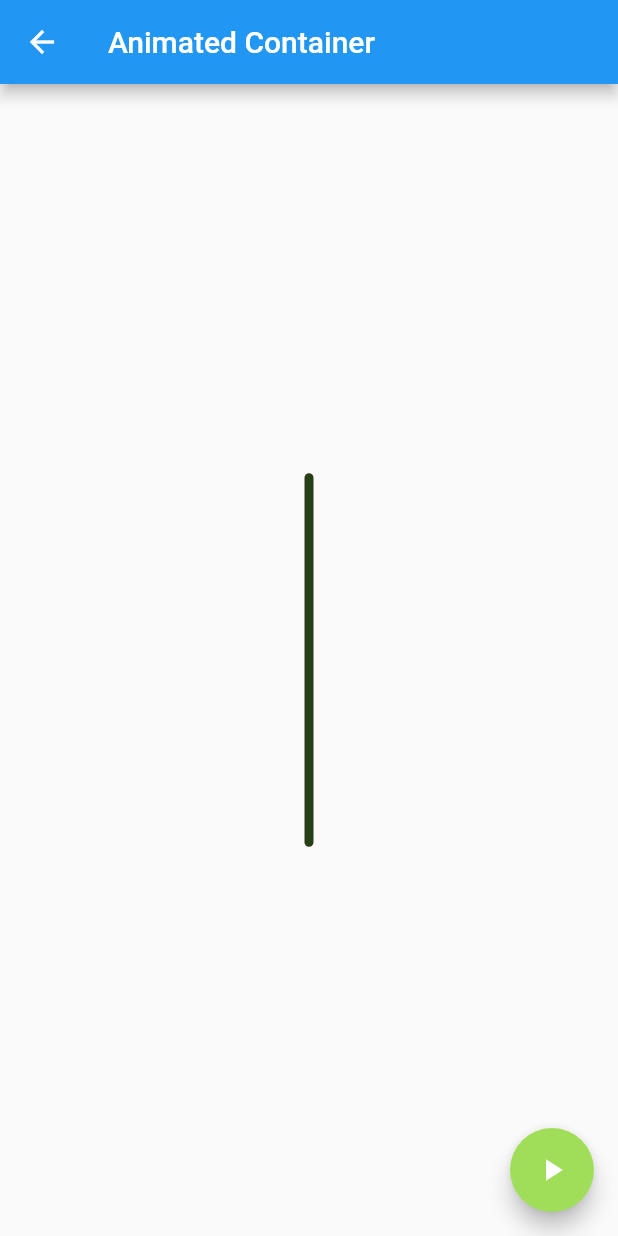
After one commit to Christianesk/flutter-components, a Flutter app: the AnimatedContainerPage screen opened by its route, after a tap on the "play arrow" icon, on a phone screen of 412 x 824 dp. The commit adds this screen. Run offline on Flutter 3.47's test engine with Material 2 defaults, Android fonts, the phone set to English and light mode, and no system bars.

Commit message:
AnimatedContainer Component

```diff
--- a/data/menu_opts.json
+++ b/data/menu_opts.json
@@ -14,7 +14,12 @@
         {
             "route" : "card",
             "icon" : "folder_open",
-            "text": "Cards - Tarjetas"
+            "text": "Cards"
+        },
+        {
+            "route" : "animatedContainer",
+            "icon" : "donut_large",
+            "text": "Animated Container"
         }
     ]
 }
--- /dev/null
+++ b/lib/src/pages/animated_container_page.dart
@@ -0,0 +1,55 @@
+import 'package:flutter/material.dart';
+import 'dart:math';
+import 'package:flutter/cupertino.dart';
+import 'package:components/src/utils/global_util.dart';
+
+class AnimatedContainerPage extends StatefulWidget {
+  AnimatedContainerPage({Key key}) : super(key: key);
+
+  @override
+  _AnimatedContainerPageState createState() => _AnimatedContainerPageState();
+}
+
+class _AnimatedContainerPageState extends State<AnimatedContainerPage> {
+  double _width = 50.0;
+  double _height = 50.0;
+  Color _color = Colors.pink;
+  BorderRadiusGeometry _borderRadius = BorderRadius.circular(8.0);
+
+  @override
+  Widget build(BuildContext context) {
+    return Scaffold(
+      appBar: AppBar(
+        title: Text('Animated Container'),
+      ),
+      body: Center(
+        child: AnimatedContainer(
+          duration: Duration(seconds: 1),
+          curve: Curves.fastOutSlowIn,
+          width: _width,
+          height: _height,
+          decoration: BoxDecoration(borderRadius: _borderRadius, color: _color),
+        ),
+      ),
+      floatingActionButton: FloatingActionButton(
+        backgroundColor: Color(colorApplication),
+        child: Icon(Icons.play_arrow),
+        onPressed: _changeShape,
+      ),
+    );
+  }
+
+  void _changeShape() {
+    final random = Random();
+    setState(() {
+      _color = Color.fromRGBO(
+        random.nextInt(255),
+        random.nextInt(255),
+        random.nextInt(255),
+        1);
+      _height = random.nextInt(300).toDouble();
+      _width = random.nextInt(300).toDouble();
+      _borderRadius = BorderRadius.circular(random.nextInt(100).toDouble());
+    });
+  }
+}
--- a/lib/src/routes/routes.dart
+++ b/lib/src/routes/routes.dart
@@ -3,12 +3,14 @@ import 'package:components/src/pages/alert_page.dart';
 import 'package:components/src/pages/avatar_page.dart';
 import 'package:components/src/pages/home_page.dart';
 import 'package:components/src/pages/card_page.dart';
+import 'package:components/src/pages/animated_container_page.dart';
 
 Map<String, WidgetBuilder> getApplicationRoutes() {
   return <String, WidgetBuilder>{
     '/': (BuildContext context) => HomePage(),
     'alert': (BuildContext context) => AlertPage(),
     'avatar': (BuildContext context) => AvatarPage(),
-    'card': (BuildContext context) => CardPage()
+    'card': (BuildContext context) => CardPage(),
+    'animatedContainer': (BuildContext context) => AnimatedContainerPage()
   };
 }
--- a/lib/src/utils/icon_string_util.dart
+++ b/lib/src/utils/icon_string_util.dart
@@ -5,6 +5,7 @@ final _icons = <String, IconData>{
   'add_alert': Icons.add_alert,
   'accessibility': Icons.accessibility,
   'folder_open': Icons.folder_open,
+  'donut_large': Icons.donut_large
 };
 
 Icon getIcon(String nameIcon) {
```
